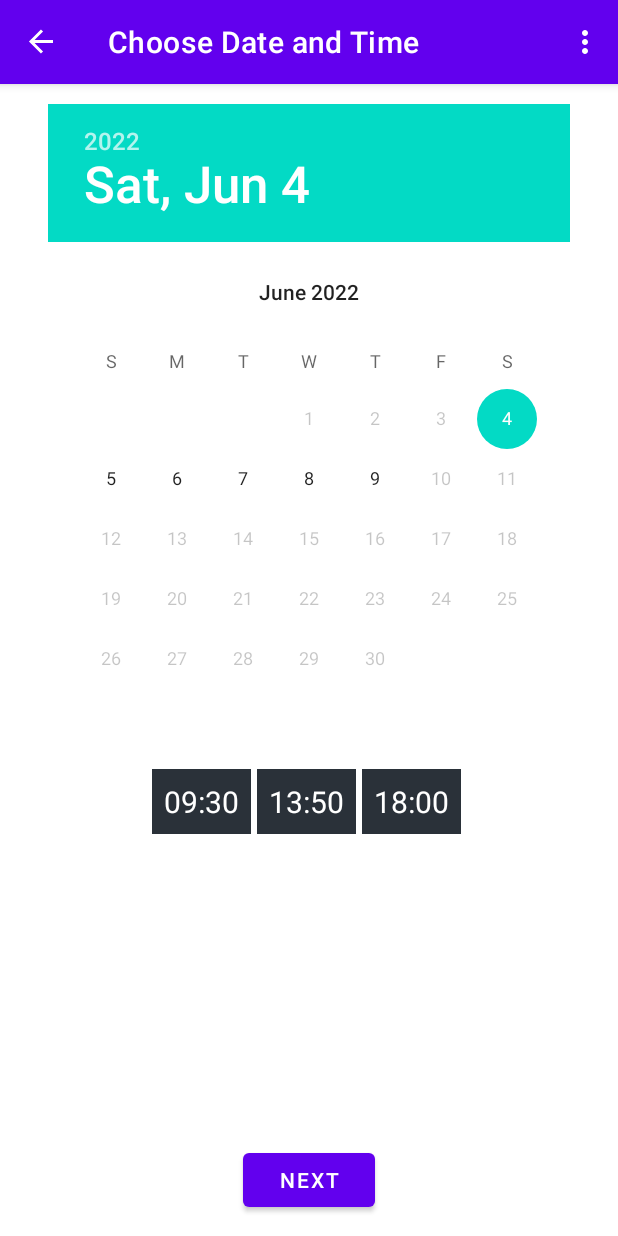
After one commit to DionisiuV/cinemania, an Android app: the ChooseDateTimeFragment screen opened through its navigation route, on a phone screen of 412 x 824 dp. The commit adds this screen. Run offline under Robolectric (Android 15) with nearby library versions, the phone set to English and light mode, and no system bars; our stand-ins replace Dagger/Hilt's generated code, Firebase (no records; nobody signed in at launch, a user with empty details on screens opened directly), navigation-ui; 3 statements that could not run were skipped.

Commit message:
order details screen
collect and send all details in last fragment -> orderDetailsFragment
need to send an email to user with all the details and store order in db

```diff
--- a/app/src/main/java/ro/valentin/cinemania/di/AppModule.kt
+++ b/app/src/main/java/ro/valentin/cinemania/di/AppModule.kt
@@ -27,6 +27,7 @@ import ro.valentin.cinemania.domain.repository.MovieDbRepository
 import ro.valentin.cinemania.domain.use_case.firebase_auth.*
 import ro.valentin.cinemania.domain.use_case.firebase_database.FirebaseDatabaseUseCases
 import ro.valentin.cinemania.domain.use_case.firebase_database.GetSeats
+import ro.valentin.cinemania.domain.use_case.firebase_database.GetSelectedSeatsByUser
 import ro.valentin.cinemania.domain.use_case.movieDb.GetMovieDetails
 import ro.valentin.cinemania.domain.use_case.movieDb.GetMovies
 import ro.valentin.cinemania.domain.use_case.movieDb.MovieDbUseCases
@@ -72,7 +73,8 @@ class AppModule {
     fun provideFirebaseDatabaseUseCases(
         firebaseDatabaseRepository: FirebaseDatabaseRepository
     ) : FirebaseDatabaseUseCases = FirebaseDatabaseUseCases(
-        getSeats = GetSeats(firebaseDatabaseRepository)
+        getSeats = GetSeats(firebaseDatabaseRepository),
+        getSelectedSeatsByUser = GetSelectedSeatsByUser(firebaseDatabaseRepository)
     )
 
     @Provides
--- /dev/null
+++ b/app/src/main/java/ro/valentin/cinemania/domain/model/AvailableHour.kt
@@ -0,0 +1,6 @@
+package ro.valentin.cinemania.domain.model
+
+data class AvailableHour(
+    val time: String,
+    var available: Boolean = true
+)
--- a/app/src/main/java/ro/valentin/cinemania/domain/repository/FirebaseDatabaseRepository.kt
+++ b/app/src/main/java/ro/valentin/cinemania/domain/repository/FirebaseDatabaseRepository.kt
@@ -6,4 +6,5 @@ import ro.valentin.cinemania.domain.model.Seat
 
 interface FirebaseDatabaseRepository {
     suspend fun getSeats(movieId: Int): Flow<Response<List<Seat?>>>
+    suspend fun getSelectedSeatsByUser(movieId: Int, userId: String): Flow<Response<List<String>>>
 }
--- a/app/src/main/java/ro/valentin/cinemania/domain/use_case/firebase_database/FirebaseDatabaseUseCases.kt
+++ b/app/src/main/java/ro/valentin/cinemania/domain/use_case/firebase_database/FirebaseDatabaseUseCases.kt
@@ -1,5 +1,6 @@
 package ro.valentin.cinemania.domain.use_case.firebase_database
 
 data class FirebaseDatabaseUseCases(
-    val getSeats: GetSeats
+    val getSeats: GetSeats,
+    val getSelectedSeatsByUser: GetSelectedSeatsByUser
 )
--- /dev/null
+++ b/app/src/main/java/ro/valentin/cinemania/presentation/choose_date_time/ChooseDateTimeFragment.kt
@@ -0,0 +1,135 @@
+package ro.valentin.cinemania.presentation.choose_date_time
+
+import android.os.Bundle
+import android.util.Log
+import android.view.LayoutInflater
+import android.view.View
+import android.view.ViewGroup
+import android.widget.Button
+import android.widget.DatePicker
+import android.widget.Toast
+import androidx.fragment.app.Fragment
+import androidx.navigation.fragment.findNavController
+import androidx.recyclerview.widget.RecyclerView
+import ro.valentin.cinemania.R
+import ro.valentin.cinemania.core.Constants.LOG_TAG
+import ro.valentin.cinemania.domain.model.AvailableHour
+import java.time.Month
+import java.time.format.TextStyle
+import java.util.*
+import kotlin.collections.HashMap
+
+class ChooseDateTimeFragment : Fragment(R.layout.fragment_choose_date_time) {
+    var listOfSelectedSeats: List<String>? = null
+    private lateinit var nextButton: Button
+    private lateinit var selectTimeAdapter: SelectTimeAdapter
+    private lateinit var selectTimeList: List<AvailableHour>
+    private lateinit var selectTimeRecyclerView: RecyclerView
+    private lateinit var selectedInformation: HashMap<String, String>
+
+    override fun onCreateView(
+        inflater: LayoutInflater,
+        container: ViewGroup?,
+        savedInstanceState: Bundle?
+    ): View? {
+        selectedInformation = hashMapOf()
+        listOfSelectedSeats = getListOfSelectedSeatsFromBundle()
+        return super.onCreateView(inflater, container, savedInstanceState)
+    }
+
+    override fun onViewCreated(view: View, savedInstanceState: Bundle?) {
+        super.onViewCreated(view, savedInstanceState)
+
+
+        initSelectTimeRecyclerView(view)
+        initDatePicker(view)
+        initNextButton(view)
+    }
+
+    fun initSelectTimeRecyclerView(view: View) {
+        selectTimeList = listOf(
+            AvailableHour("09:30"),
+            AvailableHour("13:50"),
+            AvailableHour("18:00"),
+        )
+        selectTimeRecyclerView = view.findViewById(R.id.timeRecyclerView)
+        var lastSelected = ""
+        selectTimeAdapter = SelectTimeAdapter(selectTimeList, object: SelectTimeAdapter.OnSelectTimeClickListener {
+            override fun onSelectTimeClickListener(item: AvailableHour, position: Int) {
+                var alreadySelected = false
+
+
+                selectTimeList.forEach { hour ->
+                    if(!hour.available && lastSelected != item.time) {
+                        alreadySelected = true
+                    }
+                }
+
+                if(!alreadySelected) {
+                    selectTimeList[position].available = !item.available
+                    lastSelected = item.time
+                    pickSelectedHour(item.time)
+                    selectTimeAdapter.notifyDataSetChanged()
+                } else {
+                    Toast.makeText(context, "You can select only once a time", Toast.LENGTH_SHORT).show()
+                }
+            }
+
+        })
+        selectTimeRecyclerView.adapter = selectTimeAdapter
+    }
+
+    fun initDatePicker(view: View) {
+        val datePicker = view.findViewById<DatePicker>(R.id.datePicker)
+        val calendar = Calendar.getInstance()
+        calendar.timeInMillis = System.currentTimeMillis()
+        datePicker.minDate = calendar.timeInMillis
+        datePicker.maxDate = calendar.timeInMillis + (1000*60*60*24*5)
+
+        var selectedDate = "${calendar.get(Calendar.YEAR)}-${Month.of(calendar.get(Calendar.MONTH)).getDisplayName(TextStyle.FULL, Locale.US)}-${calendar.get(Calendar.DAY_OF_MONTH)}"
+        pickSelectedDate(selectedDate)
+        datePicker.init(calendar.get(Calendar.YEAR), calendar.get(Calendar.MONTH), calendar.get(Calendar.DAY_OF_MONTH),
+            DatePicker.OnDateChangedListener { _, year, month, day ->
+                selectedDate = "$year-${Month.of(month+1).getDisplayName(TextStyle.FULL, Locale.US)}-$day"
+                Log.d(LOG_TAG, selectedDate)
+                pickSelectedDate(selectedDate)
+
+            })
+    }
+    fun pickSelectedDate(date: String) {
+        selectedInformation["date"] = date
+    }
+    fun pickSelectedHour(hour: String) {
+        selectedInformation["hour"] = hour
+    }
+
+    fun getSelectedInformation() {
+        if(selectedInformation.containsKey("date") && selectedInformation.containsKey("hour")) {
+            Log.d(LOG_TAG, selectedInformation.toString())
+            goToFinishFragment()
+        } else {
+            Log.d(LOG_TAG, "Not enough information")
+
+        }
+
+    }
+
+    fun initNextButton(view: View) {
+        nextButton = view.findViewById(R.id.nextButton)
+        nextButton.setOnClickListener {
+            getSelectedInformation()
+        }
+    }
+
+    fun getListOfSelectedSeatsFromBundle(): List<String>? = arguments?.getStringArrayList("listOfSelectedSeats")
+
+    fun goToFinishFragment() {
+            val listOfSelectedInformationBundle = Bundle()
+            listOfSelectedInformationBundle.putStringArrayList("listOfSelectedSeats", ArrayList(listOfSelectedSeats as MutableList))
+            listOfSelectedInformationBundle.putSerializable("selectedInformation", selectedInformation)
+
+        Log.d(LOG_TAG, "Go to FinishFragment")
+        Log.d(LOG_TAG, listOfSelectedSeats.toString())
+            findNavController().navigate(R.id.orderDetailsFragment, listOfSelectedInformationBundle)
+    }
+}
--- /dev/null
+++ b/app/src/main/java/ro/valentin/cinemania/presentation/choose_date_time/SelectTimeAdapter.kt
@@ -0,0 +1,61 @@
+package ro.valentin.cinemania.presentation.choose_date_time
+
+import android.graphics.Color
+import android.util.Log
+import android.view.LayoutInflater
+import android.view.View
+import android.view.ViewGroup
+import android.widget.TextView
+import androidx.recyclerview.widget.RecyclerView
+import ro.valentin.cinemania.R
+import ro.valentin.cinemania.core.Constants.LOG_TAG
+import ro.valentin.cinemania.domain.model.AvailableHour
+
+
+class SelectTimeAdapter(
+   private val dataSet: List<AvailableHour>,
+   private val onSelectTimeClickListener: OnSelectTimeClickListener
+) : RecyclerView.Adapter<SelectTimeAdapter.SelectTimeViewHolder>() {
+    override fun onCreateViewHolder(parent: ViewGroup, viewType: Int): SelectTimeViewHolder {
+        val view = LayoutInflater.from(parent.context)
+            .inflate(R.layout.item_time_select, parent, false)
+
+        return SelectTimeViewHolder(view)
+    }
+
+    override fun onBindViewHolder(holder: SelectTimeViewHolder, position: Int) {
+        val item = dataSet[position]
+
+        holder.bind(item, position)
+    }
+
+    override fun getItemCount() = dataSet.size
+
+    inner class SelectTimeViewHolder(itemView: View) : RecyclerView.ViewHolder(itemView) {
+
+
+        private val timeTextView: TextView = itemView.findViewById(R.id.timeTextView)
+        fun bind(item: AvailableHour, position: Int) {
+            timeTextView.text = item.time
+            timeTextView.setOnClickListener { onSelectTimeClickListener.onSelectTimeClickListener(item, position)
+                if(item.available) {
+                    Log.d(LOG_TAG, "Item available, change color")
+                    itemView.setBackgroundResource(R.color.grey)
+                    Log.d(LOG_TAG, dataSet.toString())
+                } else {
+                    Log.d(LOG_TAG, "Item not available, change color")
+                    Log.d(LOG_TAG, dataSet.toString())
+                    itemView.setBackgroundResource(R.color.red)
+                }
+            }
+
+        }
+    }
+
+    interface OnSelectTimeClickListener {
+        fun onSelectTimeClickListener(item: AvailableHour, position: Int)
+    }
+
+
+
+}
--- /dev/null
+++ b/app/src/main/res/layout/fragment_choose_date_time.xml
@@ -0,0 +1,38 @@
+<?xml version="1.0" encoding="utf-8"?>
+<androidx.constraintlayout.widget.ConstraintLayout xmlns:android="http://schemas.android.com/apk/res/android"
+    xmlns:app="http://schemas.android.com/apk/res-auto"
+    android:layout_width="match_parent"
+    android:layout_height="match_parent"
+    xmlns:tools="http://schemas.android.com/tools"
+    android:padding="20px">
+
+    <DatePicker
+        android:id="@+id/datePicker"
+        android:layout_width="wrap_content"
+        android:layout_height="wrap_content"
+        app:layout_constraintEnd_toEndOf="parent"
+        app:layout_constraintStart_toStartOf="parent"
+        app:layout_constraintTop_toTopOf="parent" />
+
+    <androidx.recyclerview.widget.RecyclerView
+        android:id="@+id/timeRecyclerView"
+        android:layout_width="wrap_content"
+        android:layout_height="wrap_content"
+        android:layout_marginTop="20px"
+        android:orientation="horizontal"
+        app:layoutManager="androidx.recyclerview.widget.LinearLayoutManager"
+        app:layout_constraintEnd_toEndOf="parent"
+        app:layout_constraintStart_toStartOf="parent"
+        app:layout_constraintTop_toBottomOf="@+id/datePicker"
+        tools:listitem="@layout/item_time_select" />
+
+    <Button
+        android:id="@+id/nextButton"
+        android:layout_width="wrap_content"
+        android:text="Next"
+        android:layout_height="wrap_content"
+        app:layout_constraintBottom_toBottomOf="parent"
+        app:layout_constraintEnd_toEndOf="parent"
+        app:layout_constraintStart_toStartOf="parent" />
+
+</androidx.constraintlayout.widget.ConstraintLayout>
--- a/app/src/main/res/layout/fragment_movie_details.xml
+++ b/app/src/main/res/layout/fragment_movie_details.xml
@@ -122,6 +122,7 @@
                 app:layout_constraintBottom_toBottomOf="parent"/>
 
             <Button
+                android:id="@+id/nextButton"
                 android:layout_width="wrap_content"
                 android:layout_height="wrap_content"
                 android:layout_margin="8dp"
--- a/app/src/main/res/layout/item_time_select.xml
+++ b/app/src/main/res/layout/item_time_select.xml
@@ -1,25 +1,20 @@
 <?xml version="1.0" encoding="utf-8"?>
-<androidx.constraintlayout.widget.ConstraintLayout xmlns:android="http://schemas.android.com/apk/res/android"
+<LinearLayout xmlns:android="http://schemas.android.com/apk/res/android"
     android:layout_width="wrap_content"
     android:layout_height="wrap_content"
     xmlns:app="http://schemas.android.com/apk/res-auto"
-    android:layout_marginEnd="4dp">
+    android:layout_marginEnd="4dp"
+    android:background="#2a3139">
 
-    <androidx.cardview.widget.CardView
-        android:layout_width="wrap_content"
-        android:layout_height="wrap_content"
-        app:layout_constraintTop_toTopOf="parent"
-        app:layout_constraintStart_toStartOf="parent">
         <TextView
             android:id="@+id/timeTextView"
             android:layout_width="wrap_content"
             android:layout_height="wrap_content"
             android:text="13:50"
-            android:padding="4dp"
-            android:background="#2a3139"
-            android:textSize="14sp"
+            android:padding="8dp"
+            android:textSize="20sp"
             android:textColor="@color/white" />
 
-    </androidx.cardview.widget.CardView>
 
-</androidx.constraintlayout.widget.ConstraintLayout>
+
+</LinearLayout>
--- a/app/src/main/res/navigation/nav_graph_movie.xml
+++ b/app/src/main/res/navigation/nav_graph_movie.xml
@@ -9,6 +9,19 @@
         android:id="@+id/movieDetailsFragment"
         android:name="ro.valentin.cinemania.presentation.movie_details.MovieDetailsFragment"
         android:label="Choose seats"
-        tools:layout="@layout/fragment_movie_details" />
+        tools:layout="@layout/fragment_movie_details" >
+    </fragment>
+
+    <fragment
+        android:id="@+id/chooseDateTimeFragment"
+        android:name="ro.valentin.cinemania.presentation.choose_date_time.ChooseDateTimeFragment"
+        android:label="Choose Date and Time"
+        tools:layout="@layout/fragment_choose_date_time" />
+
+    <fragment
+        android:id="@+id/orderDetailsFragment"
+        android:name="ro.valentin.cinemania.presentation.finish.FinishFragment"
+        android:label="Order Details"
+        tools:layout="@layout/fragment_finish" />
 
 </navigation>
--- a/app/src/main/res/values/colors.xml
+++ b/app/src/main/res/values/colors.xml
@@ -8,4 +8,6 @@
     <color name="black">#FF000000</color>
     <color name="white">#FFFFFFFF</color>
     <color name="available_green">#00FF00</color>
+    <color name="red">#FF0000</color>
+    <color name="grey">#2a3139</color>
 </resources>
```
Also changed, not shown: app/src/main/java/ro/valentin/cinemania/data/repository/FirebaseDatabaseRepositoryImpl.kt (+24 -0 lines), app/src/main/java/ro/valentin/cinemania/domain/use_case/firebase_database/GetSelectedSeatsByUser.kt (added, +11 -0 lines), app/src/main/java/ro/valentin/cinemania/presentation/finish/FinishFragment.kt (added, +61 -0 lines), app/src/main/java/ro/valentin/cinemania/presentation/movie_details/MovieDetailsFragment.kt (+45 -1 lines), app/src/main/java/ro/valentin/cinemania/presentation/movie_details/MovieDetailsViewModel.kt (+7 -0 lines), app/src/main/java/ro/valentin/cinemania/presentation/movies/MoviesAdapter.kt (+2 -14 lines), app/src/main/java/ro/valentin/cinemania/presentation/movies/SelectTimeAdapter.kt (deleted, +0 -47 lines), app/src/main/res/layout/fragment_finish.xml (added, +62 -0 lines).
